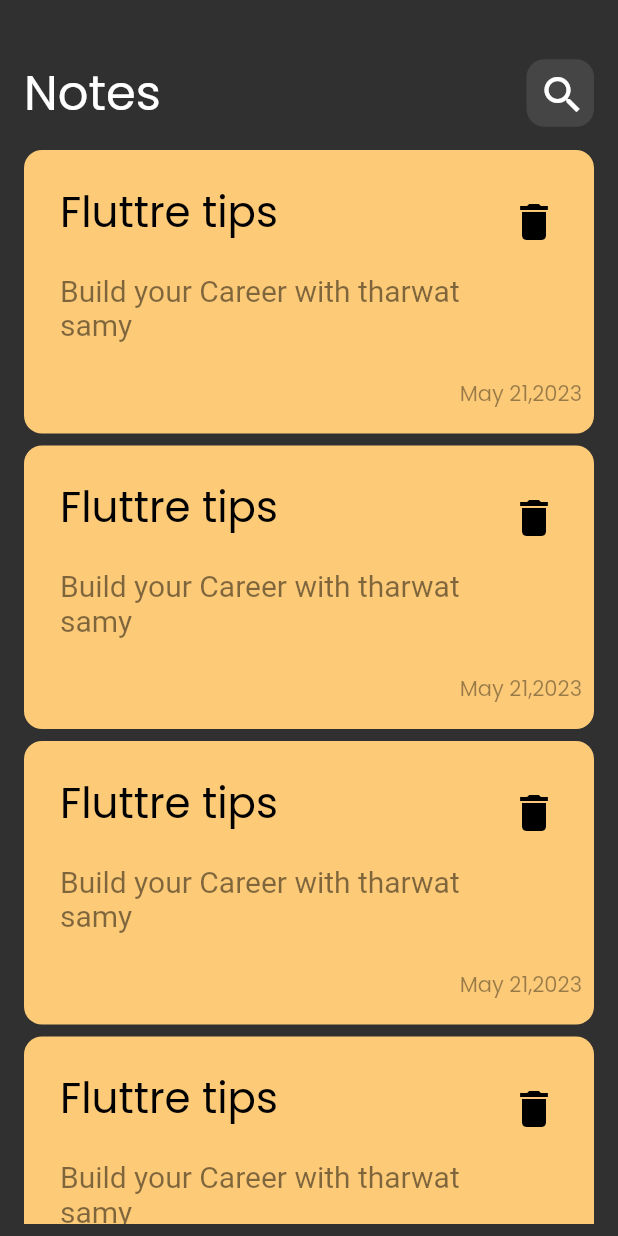
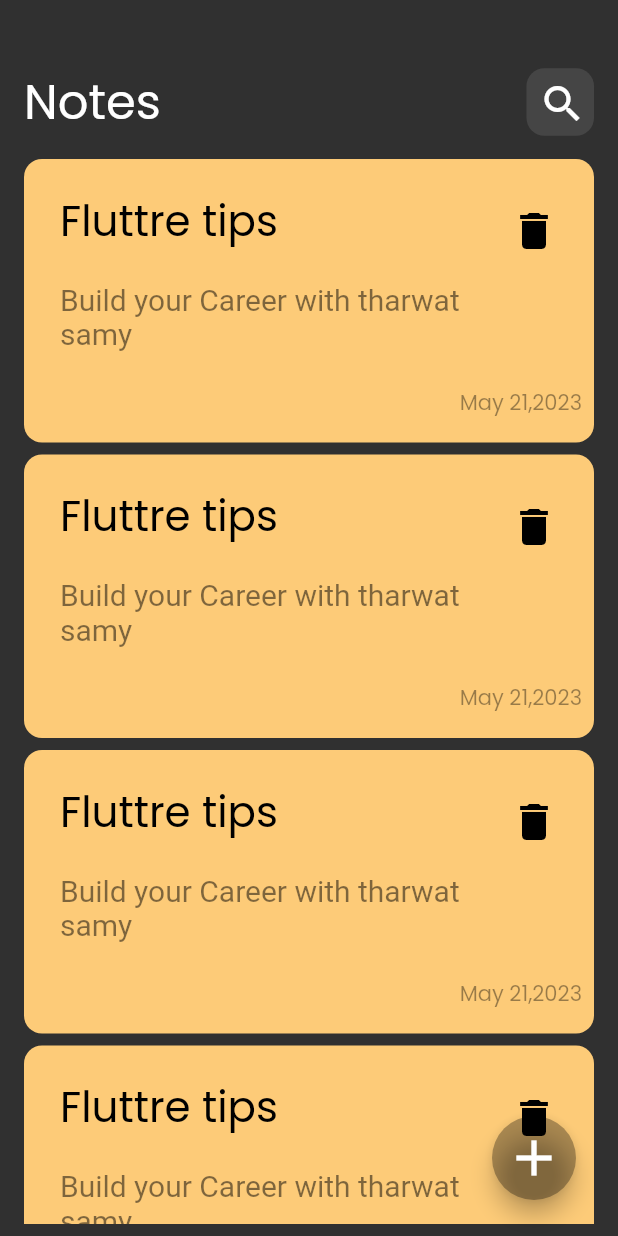
Before and after one commit to Awad-Safwat/notes_app, a Flutter app: the screen it shows after launch, on a phone screen of 412 x 824 dp. Run offline on Flutter 3.47's test engine with Material 2 defaults, Android fonts, the phone set to English and light mode, and no system bars; Roboto replaces fonts that are missing (assets/fonts/Poppins).

Commit message:
add floating action button

```diff
--- a/lib/custome_widgets/notes_listview.dart
+++ b/lib/custome_widgets/notes_listview.dart
@@ -16,9 +16,9 @@ class NotesListView extends StatelessWidget {
           padding: EdgeInsets.zero,
           itemCount: 100,
           itemBuilder: (context, index) {
-            return Padding(
-              padding: const EdgeInsets.symmetric(vertical: 4),
-              child: const ItemNode(),
+            return const Padding(
+              padding: EdgeInsets.symmetric(vertical: 4),
+              child: ItemNode(),
             );
           },
         ),
--- a/lib/views/notes_home_view.dart
+++ b/lib/views/notes_home_view.dart
@@ -1,7 +1,7 @@
 import 'package:flutter/material.dart';
 
 import '../custome_widgets/app_bar.dart';
-import '../custome_widgets/item_node.dart';
+import '../custome_widgets/floating_action_button.dart';
 import '../custome_widgets/notes_listview.dart';
 
 class NotesHomeView extends StatelessWidget {
@@ -11,7 +11,7 @@ class NotesHomeView extends StatelessWidget {
     return const Scaffold(
       body: Padding(
         padding: EdgeInsets.only(
-          top: 38,
+          top: 44,
           right: 16,
           left: 16,
         ),
@@ -25,6 +25,7 @@ class NotesHomeView extends StatelessWidget {
           ],
         ),
       ),
+      floatingActionButton: CustomFloatingActionButton(),
     );
   }
 }
```
